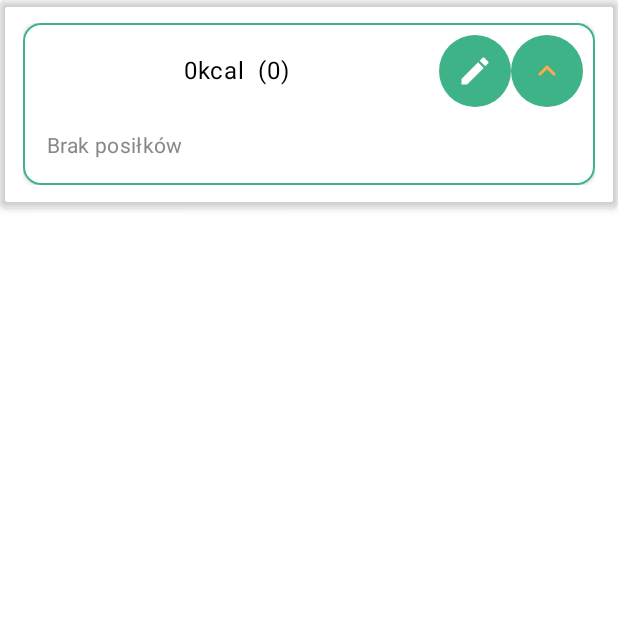
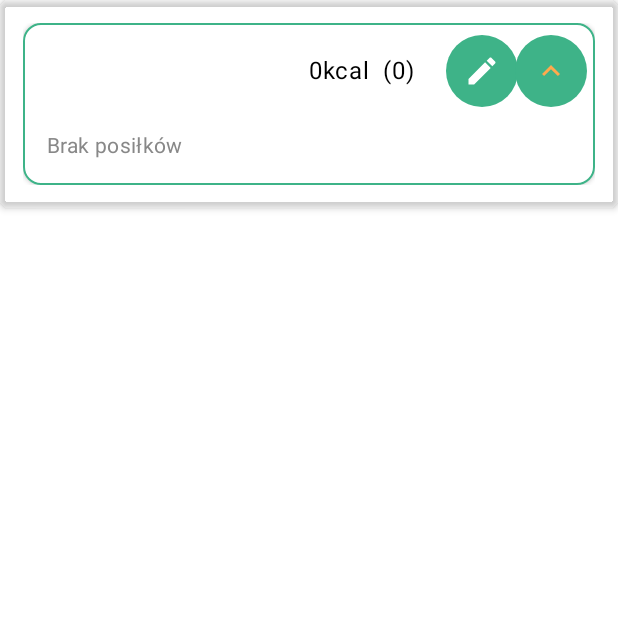
Before and after one commit to Erneo97/zdrowie_app_inzynierka, an Android app built with Jetpack Compose: the composable RecipeCard called with empty values, after a tap on "Rozwiń", on a phone screen of 412 x 824 dp, the top half of it. Run offline under Robolectric (Android 15) with nearby library versions, the phone set to English and light mode, and no system bars.

Commit message:
Formatowanie tekstu by elementy nie zachodziły na siebie w karcie przepisu

```diff
--- a/BalansApp/app/src/main/java/com/example/firstcomposeap/ui/screens/NewRecipeScreen.kt
+++ b/BalansApp/app/src/main/java/com/example/firstcomposeap/ui/screens/NewRecipeScreen.kt
@@ -214,7 +214,8 @@ fun RecipeCard(title: String,
 
     OutlinedCard(
         modifier = Modifier
-            .fillMaxWidth().shadow(3.dp, RoundedCornerShape(6.dp))
+            .fillMaxWidth()
+            .shadow(3.dp, RoundedCornerShape(6.dp))
             .padding(15.dp)
             .animateContentSize(),
         colors = CardDefaults.cardColors(
@@ -238,11 +239,13 @@ fun RecipeCard(title: String,
                     text = title,
                     style = MaterialTheme.typography.titleMedium,
                     fontWeight = FontWeight.Bold,
-                    fontSize = 20.sp
+                    fontSize = 20.sp,
+                    modifier = Modifier.weight(4f)
                 )
-                Text("${String.format("%.0f", sumCalories)}kcal  (${countMeal})")
+                Text("${String.format("%.0f", sumCalories)}kcal  (${countMeal})",
+                    modifier = Modifier.weight(2f))
 
-                Row {
+                Row (modifier = Modifier.weight(2f)) {
                     IconButton(onClick = { onEditClick()}, modifier = Modifier.background(MaterialTheme.colorScheme.primary,
                         CircleShape
                     )) {
```
